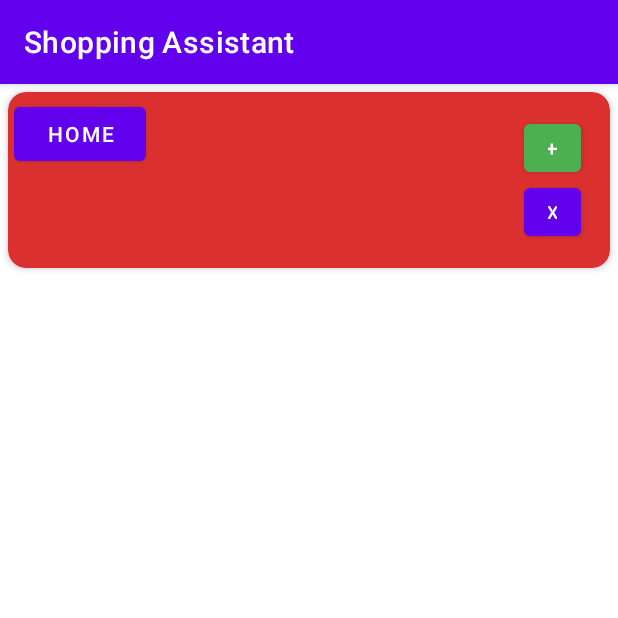
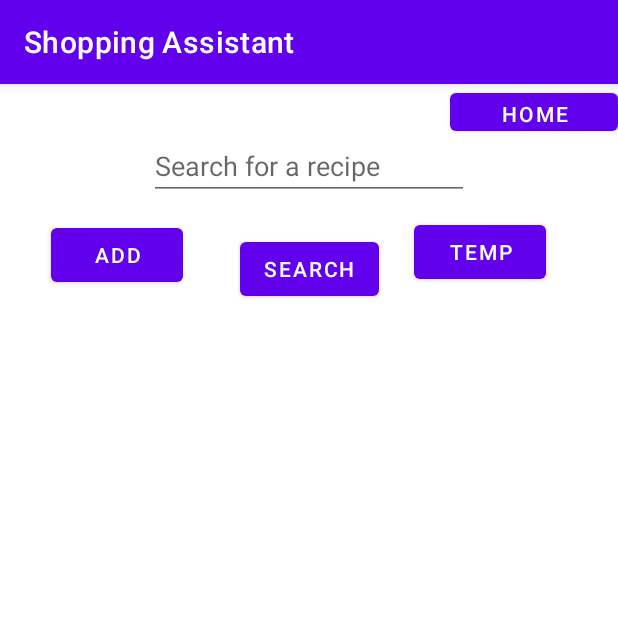
Before and after one commit to danjutunsu/Shopping-Assistant, an Android app: the CartActivity screen opened directly, with no data from a screen before it, on a phone screen of 412 x 824 dp, the top half of it. Run offline under Robolectric (Android 15) with nearby library versions, the phone set to English and light mode, and no system bars.

Commit message:
query working. working on adding cards to cart

```diff
--- a/app/src/main/java/com/example/myapplication/CartActivity.kt
+++ b/app/src/main/java/com/example/myapplication/CartActivity.kt
@@ -8,13 +8,22 @@ import android.view.View
 import android.widget.Button
 import android.widget.ImageView
 import android.widget.TextView
+import android.widget.Toast
+import androidx.recyclerview.widget.LinearLayoutManager
 import kotlinx.android.synthetic.main.activity_cart.*
+import kotlinx.android.synthetic.main.activity_cart.recyclerView
+import kotlinx.android.synthetic.main.activity_main.*
 
 class CartActivity : AppCompatActivity() {
     override fun onCreate(savedInstanceState: Bundle?) {
         super.onCreate(savedInstanceState)
         setContentView(R.layout.activity_cart)
 
+        layoutManager = LinearLayoutManager(this)
+        recyclerView.layoutManager = layoutManager
+
+        adapter = RecyclerAdapter()
+        recyclerView.adapter = adapter
     }
 
     fun goHome(view: View) {
@@ -31,4 +40,6 @@ class CartActivity : AppCompatActivity() {
 
     init {
     }
+
+
 }
--- a/app/src/main/java/com/example/myapplication/MainActivity.kt
+++ b/app/src/main/java/com/example/myapplication/MainActivity.kt
@@ -132,5 +132,10 @@ class MainActivity : AppCompatActivity() {
             val intent = Intent(this, CartActivity::class.java)
             startActivity(intent);
     }
-
+    fun addToCart(pos: Int) {
+        myTitles.add(myTitles[pos])
+        myDetails.add(myTitles[pos] + " Details!")
+        myImages.add(R.drawable.android)
+        adapter!!.notifyDataSetChanged()
+    }
 }
--- a/app/src/main/java/com/example/myapplication/MyDBHandler.kt
+++ b/app/src/main/java/com/example/myapplication/MyDBHandler.kt
@@ -1,9 +1,8 @@
 package com.example.myapplication
 
+import android.content.Context
 import android.database.sqlite.SQLiteDatabase
 import android.database.sqlite.SQLiteOpenHelper
-import android.content.Context
-import android.content.ContentValues
 
 class MyDBHandler(context: Context, name: String?,
                   factory: SQLiteDatabase.CursorFactory?, version: Int) : SQLiteOpenHelper(context, DATABASE_NAME, factory, DATABASE_VERSION) {
@@ -35,17 +34,34 @@ class MyDBHandler(context: Context, name: String?,
 
         var recipe: Recipe? = null
 
-        if (cursor.moveToFirst()) {
-            cursor.moveToFirst()
+//        if (cursor.moveToFirst()) {
+//            cursor.moveToFirst()
+//
+//            val name = cursor.getString(0)
+//            val id = cursor.getInt(1)
+//            val ingredients = cursor.getString(8)
+//            recipe = Recipe(id, name, ingredients)
+//            cursor.close()
+//        }
 
+
+        while (cursor.moveToNext()) {
             val name = cursor.getString(0)
             val id = cursor.getInt(1)
             val ingredients = cursor.getString(8)
             recipe = Recipe(id, name, ingredients)
-            cursor.close()
+
+
+            myTitles.clear()
+            myDetails.clear()
+            myImages.clear()
+            adapter!!.notifyDataSetChanged()
+
+            myTitles.add(name)
+            myDetails.add(ingredients)
+            myImages.add(R.drawable.android)
+            adapter!!.notifyDataSetChanged()
         }
-
-        db.close()
 
         return recipe
     }
@@ -57,7 +73,7 @@ class MyDBHandler(context: Context, name: String?,
     companion object {
 
         private val DATABASE_VERSION = 1
-        private val DATABASE_NAME = "db.db"
+        private val DATABASE_NAME = "database.db"
         val TABLE_recipes = "recipes"
 
         val COLUMN_ID = "RecipeID"
--- a/app/src/main/java/com/example/myapplication/RecyclerAdapter.kt
+++ b/app/src/main/java/com/example/myapplication/RecyclerAdapter.kt
@@ -17,6 +17,8 @@ import kotlinx.android.synthetic.main.list_layout.view.*
 import kotlinx.android.synthetic.main.list_layout.*
 
 internal lateinit var delBtn: Button
+internal lateinit var addBtn: Button
+
 
 
 var myTitles = mutableListOf<String>()
@@ -29,7 +31,6 @@ var position = 0
 var layoutManager: RecyclerView.LayoutManager? = null
 var adapter: RecyclerView.Adapter<CustomViewHolder>? = null
 
-var clicked = false
 
 class RecyclerAdapter : RecyclerView.Adapter<CustomViewHolder>() {
 
@@ -75,6 +76,49 @@ class CustomViewHolder(val view: View): ViewHolder(view) {
         itemDetail = itemView.findViewById(R.id.item_detail)
 
         delBtn = itemView.findViewById(R.id.deleteButton)!!
+        addBtn = itemView.findViewById(R.id.addButton)!!
+
+
+        //deletes item when x clicked
+        delBtn!!.setOnClickListener {
+            MainActivity().deleteItem(adapterPosition)
+        }
+
+        //add item when + clicked
+        addBtn!!.setOnClickListener {
+            MainActivity().addToCart(adapterPosition)
+        }
+
+        view.setOnClickListener {
+            RecyclerAdapter().setPosition(adapterPosition)
+
+            //Changes color on click
+//            if (clicked) {
+//                view.setBackgroundColor(BLACK)
+//            }
+//            else
+//            {
+//                view.setBackgroundColor(BLACK)
+//            }
+//            MainActivity().deleteItem(adapterPosition)
+            adapter?.notifyDataSetChanged()
+
+        }
+    }
+}
+
+class CartViewHolder(val view: View): ViewHolder(view) {
+    var itemImage: ImageView
+    var itemTitle: TextView
+    var itemDetail: TextView
+
+
+    init {
+        itemImage = itemView.findViewById(R.id.item_image)
+        itemTitle = itemView.findViewById(R.id.item_title)
+        itemDetail = itemView.findViewById(R.id.item_detail)
+
+        delBtn = itemView.findViewById(R.id.deleteButton)!!
 
         //deletes item when x clicked
         delBtn!!.setOnClickListener {
--- a/app/src/main/res/layout/activity_cart.xml
+++ b/app/src/main/res/layout/activity_cart.xml
@@ -1,101 +1,103 @@
 <?xml version="1.0" encoding="utf-8"?>
-<RelativeLayout xmlns:android="http://schemas.android.com/apk/res/android"
+<androidx.constraintlayout.widget.ConstraintLayout xmlns:android="http://schemas.android.com/apk/res/android"
     xmlns:app="http://schemas.android.com/apk/res-auto"
     xmlns:tools="http://schemas.android.com/tools"
     android:layout_width="match_parent"
-    android:layout_height="match_parent"
-    tools:context=".CartActivity">
+    android:layout_height="match_parent">
 
-    <androidx.cardview.widget.CardView
-        android:id="@+id/card_view"
-        android:layout_width="match_parent"
+    <androidx.recyclerview.widget.RecyclerView
+        android:id="@+id/recyclerView"
+        android:layout_width="438dp"
+        android:layout_height="524dp"
+        android:layout_marginTop="122dp"
+        app:layout_constraintBottom_toBottomOf="parent"
+        app:layout_constraintLeft_toLeftOf="parent"
+        app:layout_constraintRight_toRightOf="parent"
+        app:layout_constraintTop_toTopOf="@+id/name" />
+
+    <RelativeLayout
+        android:id="@+id/relativeLayout2"
+        android:layout_width="443dp"
+        android:layout_height="530dp"
+        android:layout_marginTop="200dp"
+        android:orientation="vertical"
+        app:layout_constraintStart_toStartOf="parent"
+        app:layout_constraintTop_toTopOf="@+id/recyclerView">
+
+    </RelativeLayout>
+
+    <EditText
+        android:id="@+id/name"
+        android:layout_width="wrap_content"
         android:layout_height="wrap_content"
-        android:layout_margin="5dp"
-        app:cardBackgroundColor="#db3030"
-        app:cardCornerRadius="12dp"
-        app:cardElevation="3dp"
-        app:contentPadding="4dp">
+        android:layout_marginTop="32dp"
+        android:ems="10"
+        android:hint="Search for a recipe"
+        app:layout_constraintEnd_toEndOf="parent"
+        app:layout_constraintStart_toStartOf="parent"
+        app:layout_constraintTop_toTopOf="parent"></EditText>
 
-        <Button
-            android:id="@+id/homeButton"
-            android:layout_width="wrap_content"
-            android:layout_height="wrap_content"
-            android:onClick="goHome"
-            android:text="Home" />
+    <Button
+        android:id="@+id/searchButton2"
+        android:layout_width="wrap_content"
+        android:layout_height="wrap_content"
+        android:layout_marginTop="28dp"
+        android:layout_marginBottom="200dp"
+        android:onClick="lookupRecipe"
+        android:text="SEARCH"
+        app:layout_constraintBottom_toTopOf="@+id/relativeLayout2"
+        app:layout_constraintEnd_toEndOf="parent"
+        app:layout_constraintHorizontal_bias="0.501"
+        app:layout_constraintStart_toStartOf="parent"
+        app:layout_constraintTop_toBottomOf="@+id/result" />
 
-        <androidx.constraintlayout.widget.ConstraintLayout
-            android:id="@+id/relativeLayout"
-            android:layout_width="match_parent"
-            android:layout_height="109dp"
-            android:padding="11dp">
+    <Button
+        android:id="@+id/homeButton"
+        android:layout_width="112dp"
+        android:layout_height="37dp"
+        android:layout_marginStart="299dp"
+        android:layout_marginLeft="299dp"
+        android:onClick="goHome"
+        android:text="HOME"
+        app:layout_constraintEnd_toEndOf="parent"
+        app:layout_constraintHorizontal_bias="0.5"
+        app:layout_constraintStart_toEndOf="@+id/name"
+        app:layout_constraintStart_toStartOf="parent"
+        app:layout_constraintTop_toTopOf="parent" />
 
-            <TextView
-                android:layout_width="50dp"
-                android:layout_height="22dp"
-                android:layout_centerHorizontal="true"
-                android:layout_centerVertical="true"
-                android:text="@string/home"
-                tools:layout_editor_absoluteX="172dp"
-                tools:layout_editor_absoluteY="353dp"></TextView>
+    <TextView
+        android:id="@+id/result"
+        android:layout_width="wrap_content"
+        android:layout_height="wrap_content"
+        android:layout_marginStart="4dp"
+        android:layout_marginLeft="4dp"
+        app:layout_constraintEnd_toEndOf="parent"
+        app:layout_constraintHorizontal_bias="0.5"
+        app:layout_constraintStart_toStartOf="parent"
+        tools:layout_editor_absoluteY="84dp" />
 
-            <ImageView
-                android:id="@+id/item_image"
-                android:layout_width="70dp"
-                android:layout_height="70dp"
-                app:layout_constraintLeft_toLeftOf="parent"
-                app:layout_constraintTop_toTopOf="parent">
+    <Button
+        android:id="@+id/tempButton"
+        android:layout_width="wrap_content"
+        android:layout_height="wrap_content"
+        android:layout_marginStart="276dp"
+        android:layout_marginLeft="276dp"
+        android:layout_marginTop="88dp"
+        android:text="TEMP"
+        app:layout_constraintStart_toStartOf="parent"
+        app:layout_constraintTop_toTopOf="parent" />
 
-            </ImageView>
+    <Button
+        android:id="@+id/addItem"
+        android:layout_width="wrap_content"
+        android:layout_height="wrap_content"
+        android:layout_marginStart="34dp"
+        android:layout_marginLeft="34dp"
+        android:layout_marginTop="90dp"
+        android:onClick="addToCart"
+        android:text="Add"
+        app:layout_constraintStart_toStartOf="parent"
+        app:layout_constraintTop_toTopOf="parent" />
 
-            <TextView
-                android:id="@+id/item_title"
-                android:layout_width="236dp"
-                android:layout_height="39dp"
-                android:layout_marginStart="11dp"
-                android:layout_marginLeft="11dp"
-                android:textSize="30sp"
-                app:layout_constraintLeft_toRightOf="@id/item_image"
-                app:layout_constraintTop_toTopOf="parent"></TextView>
 
-            <TextView
-                android:id="@+id/item_detail"
-                android:layout_width="237dp"
-                android:layout_height="23dp"
-                android:layout_marginLeft="11dp"
-                android:layout_marginTop="8dp"
-                app:layout_constraintLeft_toRightOf="@id/item_image"
-                app:layout_constraintTop_toBottomOf="@+id/item_title"></TextView>
-
-            <Button
-                android:id="@+id/addButton"
-                android:onClick="addToCart"
-                android:layout_width="38dp"
-                android:layout_height="44dp"
-                android:layout_marginEnd="4dp"
-                android:layout_marginRight="4dp"
-                android:text="+"
-                android:textSize="14sp"
-                app:backgroundTint="#4CAF50"
-                app:layout_constraintBottom_toBottomOf="parent"
-                app:layout_constraintEnd_toEndOf="parent"
-                app:layout_constraintTop_toTopOf="parent"
-                app:layout_constraintVertical_bias="0.0" />
-
-            <Button
-                android:id="@+id/deleteButton"
-                android:layout_width="38dp"
-                android:layout_height="44dp"
-                android:layout_marginEnd="4dp"
-                android:layout_marginRight="4dp"
-                android:text="X"
-                android:textSize="12sp"
-                app:layout_constraintBottom_toBottomOf="parent"
-                app:layout_constraintEnd_toEndOf="parent"
-                app:layout_constraintTop_toTopOf="parent"
-                app:layout_constraintVertical_bias="1.0" />
-
-        </androidx.constraintlayout.widget.ConstraintLayout>
-
-    </androidx.cardview.widget.CardView>
-
-</RelativeLayout>
+</androidx.constraintlayout.widget.ConstraintLayout>
```
